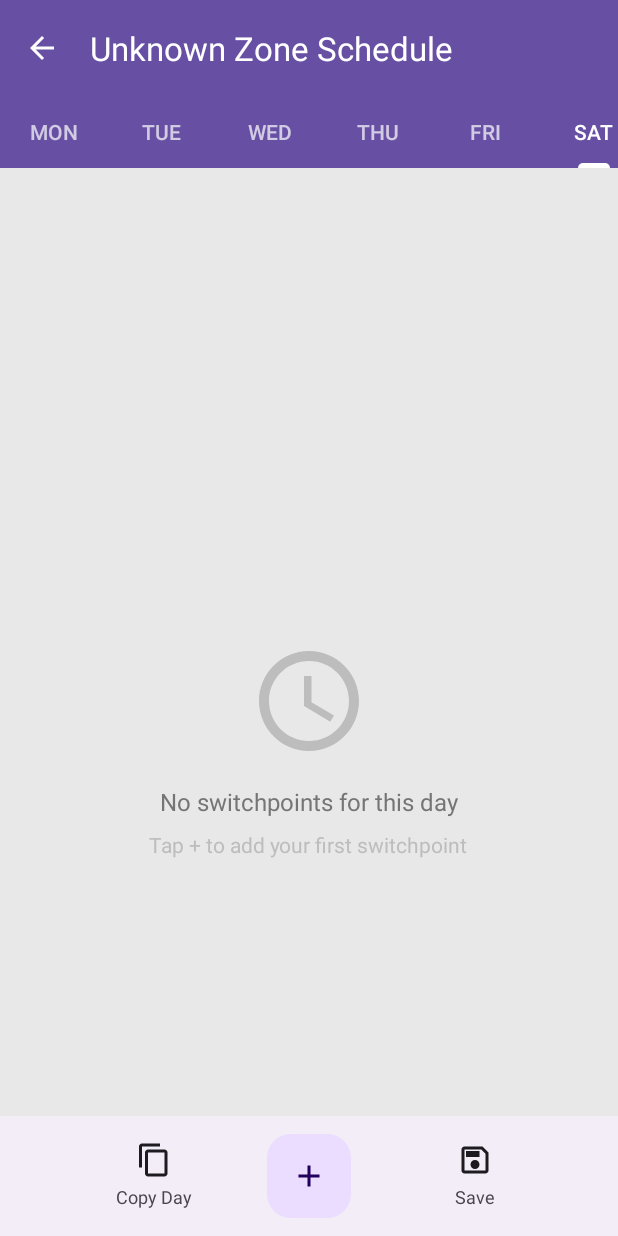
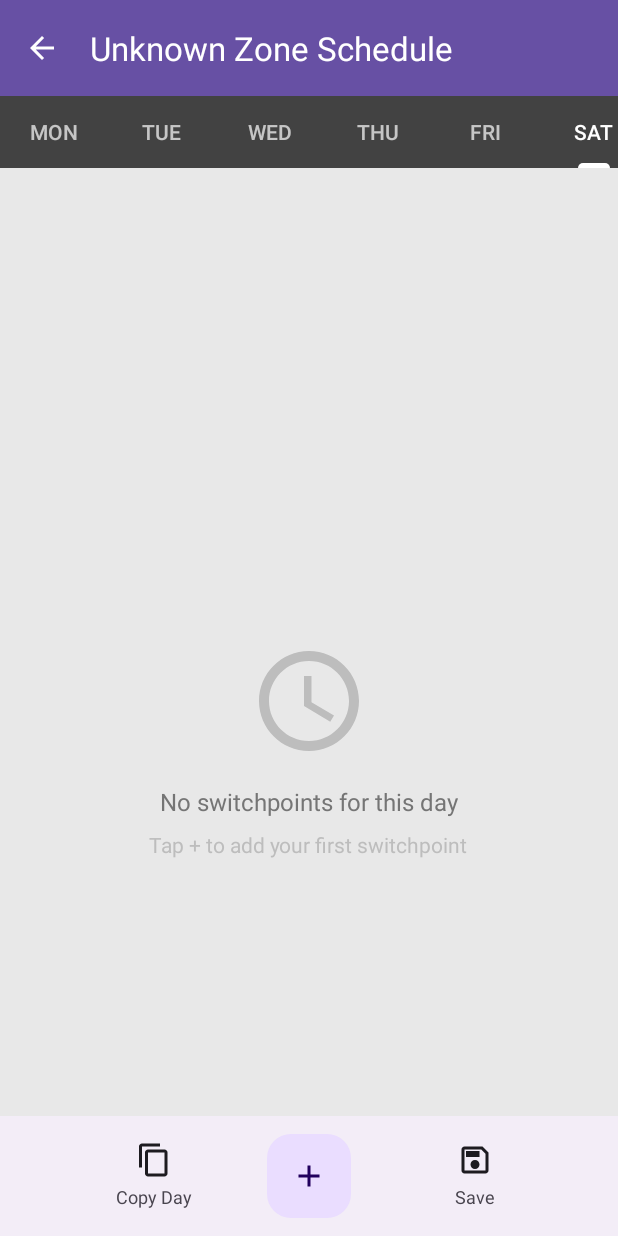
Before and after one commit to aerozeppel/EvohomeControl, an Android app: the ScheduleEditorActivity screen opened directly, with no data from a screen before it, on a phone screen of 412 x 824 dp. Run offline under Robolectric (Android 15) with nearby library versions, the phone set to English and light mode, and no system bars; network calls fail; 1 statement that could not run was skipped.

Commit message:
schedule page grey bar

```diff
--- a/app/src/main/res/layout/activity_schedule_editor.xml
+++ b/app/src/main/res/layout/activity_schedule_editor.xml
@@ -25,7 +25,7 @@
             android:id="@+id/dayTabs"
             android:layout_width="match_parent"
             android:layout_height="48dp"
-            android:background="?attr/colorPrimary"
+            android:background="@color/background_dark_bar"
             app:tabMode="scrollable"
             app:tabIndicatorColor="@android:color/white"
             app:tabIndicatorHeight="3dp"
```
